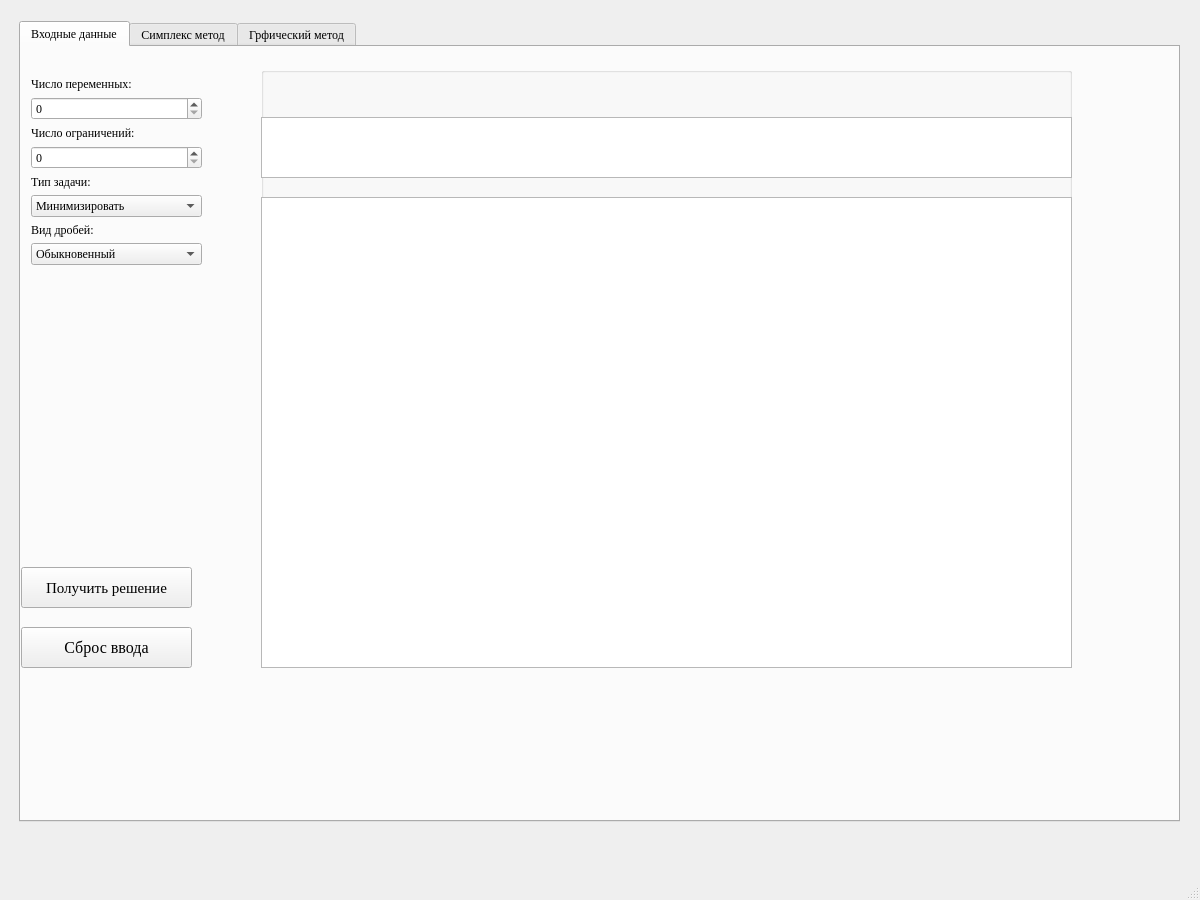
Old version of the form mainwindow.ui in the repository P0lskay/Simplex_graphs_methods.
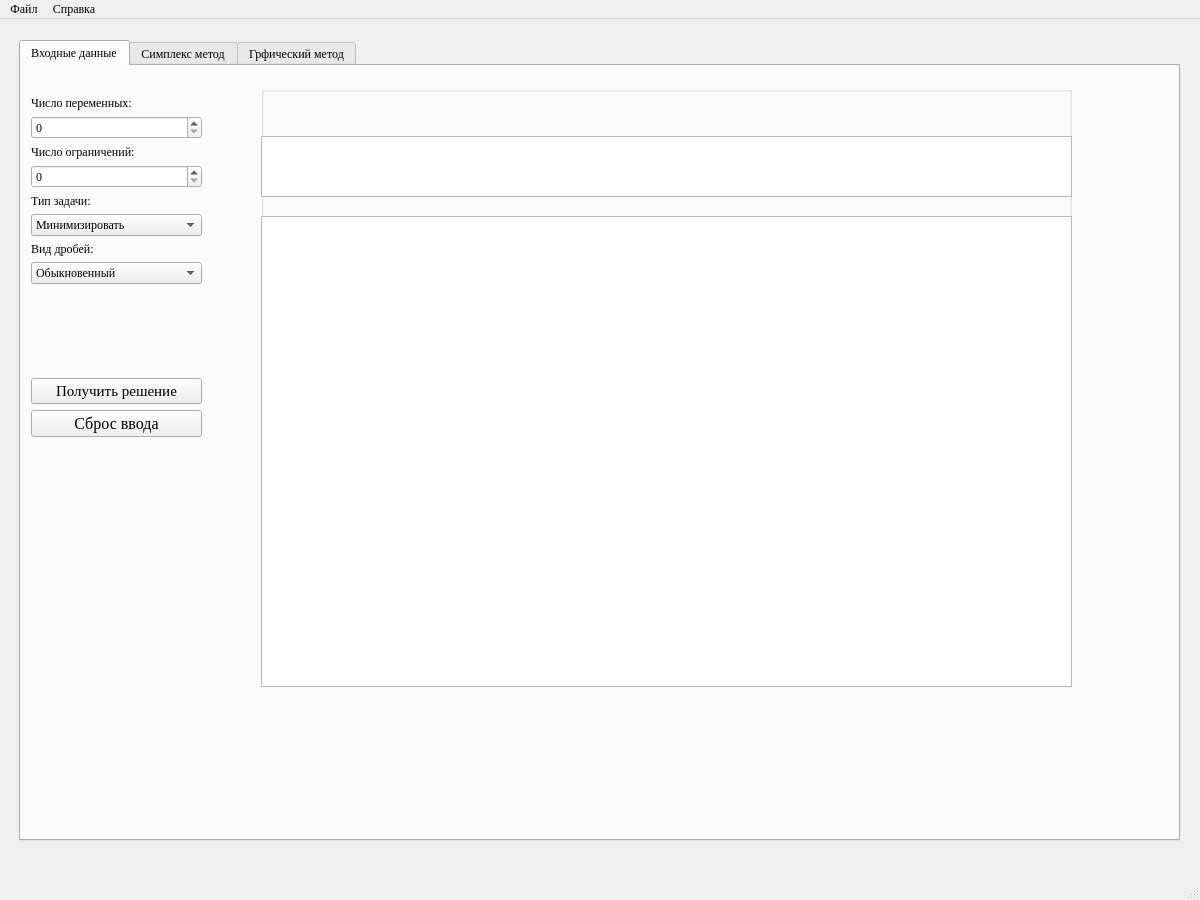
New version of the form. The open tabs and pages were chosen to show the change. Custom widgets are drawn as their Qt base class.

Diff of the .ui file:
```diff
--- a/mainwindow.ui
+++ b/mainwindow.ui
@@ -179,6 +179,32 @@
          </property>
         </spacer>
        </item>
+       <item>
+        <widget class="QPushButton" name="btn_send_into_data">
+         <property name="font">
+          <font>
+           <family>Times New Roman</family>
+           <pointsize>11</pointsize>
+          </font>
+         </property>
+         <property name="text">
+          <string>Получить решение</string>
+         </property>
+        </widget>
+       </item>
+       <item>
+        <widget class="QPushButton" name="btn_restart_simplex">
+         <property name="font">
+          <font>
+           <family>Times New Roman</family>
+           <pointsize>12</pointsize>
+          </font>
+         </property>
+         <property name="text">
+          <string>Сброс ввода</string>
+         </property>
+        </widget>
+       </item>
       </layout>
      </widget>
      <widget class="QGroupBox" name="groupBox">
@@ -271,44 +297,6 @@
        </attribute>
       </widget>
      </widget>
-     <widget class="QPushButton" name="btn_send_into_data">
-      <property name="geometry">
-       <rect>
-        <x>0</x>
-        <y>520</y>
-        <width>171</width>
-        <height>41</height>
-       </rect>
-      </property>
-      <property name="font">
-       <font>
-        <family>Times New Roman</family>
-        <pointsize>11</pointsize>
-       </font>
-      </property>
-      <property name="text">
-       <string>Получить решение</string>
-      </property>
-     </widget>
-     <widget class="QPushButton" name="btn_restart_simplex">
-      <property name="geometry">
-       <rect>
-        <x>0</x>
-        <y>580</y>
-        <width>171</width>
-        <height>41</height>
-       </rect>
-      </property>
-      <property name="font">
-       <font>
-        <family>Times New Roman</family>
-        <pointsize>12</pointsize>
-       </font>
-      </property>
-      <property name="text">
-       <string>Сброс ввода</string>
-      </property>
-     </widget>
     </widget>
     <widget class="QWidget" name="tab">
      <attribute name="title">
@@ -1530,6 +1518,22 @@
      <height>20</height>
     </rect>
    </property>
+   <widget class="QMenu" name="menu">
+    <property name="title">
+     <string>Файл</string>
+    </property>
+    <addaction name="separator"/>
+    <addaction name="separator"/>
+    <addaction name="save"/>
+    <addaction name="load"/>
+   </widget>
+   <widget class="QMenu" name="menu_2">
+    <property name="title">
+     <string>Справка</string>
+    </property>
+   </widget>
+   <addaction name="menu"/>
+   <addaction name="menu_2"/>
   </widget>
  </widget>
  <customwidgets>
```
Left out of the diff: 12 changed lines with no effect on the pictures.
